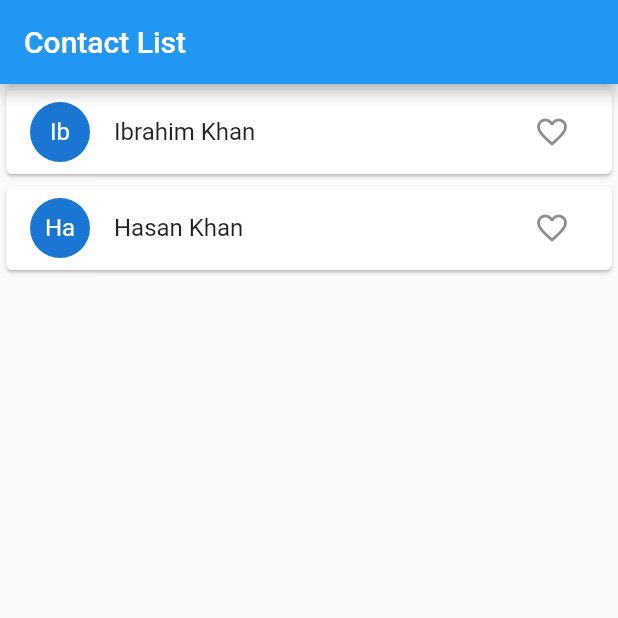
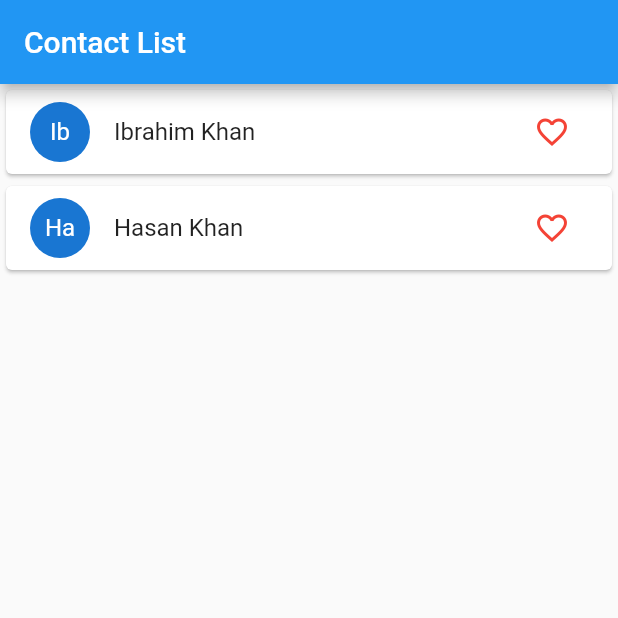
Before and after one commit to Ibrahim-K98han/Addressbook_Flutter_Application, a Flutter app: the screen it shows after launch, on a phone screen of 412 x 824 dp, the top half of it. Run offline on Flutter 3.47's test engine with Material 2 defaults, Android fonts, the phone set to English and light mode, and no system bars; our stand-ins replace image_picker; missing offline and left inert: dart:ffi.

Commit message:
provider call contact list page

```diff
--- a/lib/pages/contact_list_page.dart
+++ b/lib/pages/contact_list_page.dart
@@ -37,10 +37,10 @@ class _ContactListPageState extends State<ContactListPage> {
                 ),
                 title: Text(contact.name),
                 trailing: IconButton(
-                  icon: Icon(contact.favoite ? Icons.favorite : Icons.favorite_border),
-                  onPressed: (){
-
-                  },
+                    icon: Icon(contact.favoite ? Icons.favorite : Icons.favorite_border,color: Colors.red,),
+                    onPressed: (){
+                      provider.updateFavorite(index);
+                    },
                 ),
               ),
             );
--- a/lib/provider/contact_provider.dart
+++ b/lib/provider/contact_provider.dart
@@ -14,4 +14,9 @@ class ContactProvider extends ChangeNotifier{
     this.contactList = contactListDB;
     notifyListeners();
   }
+
+  updateFavorite(int index){
+    contactList[index].favoite = !contactList[index].favoite;
+    notifyListeners();
+  }
 }
```
